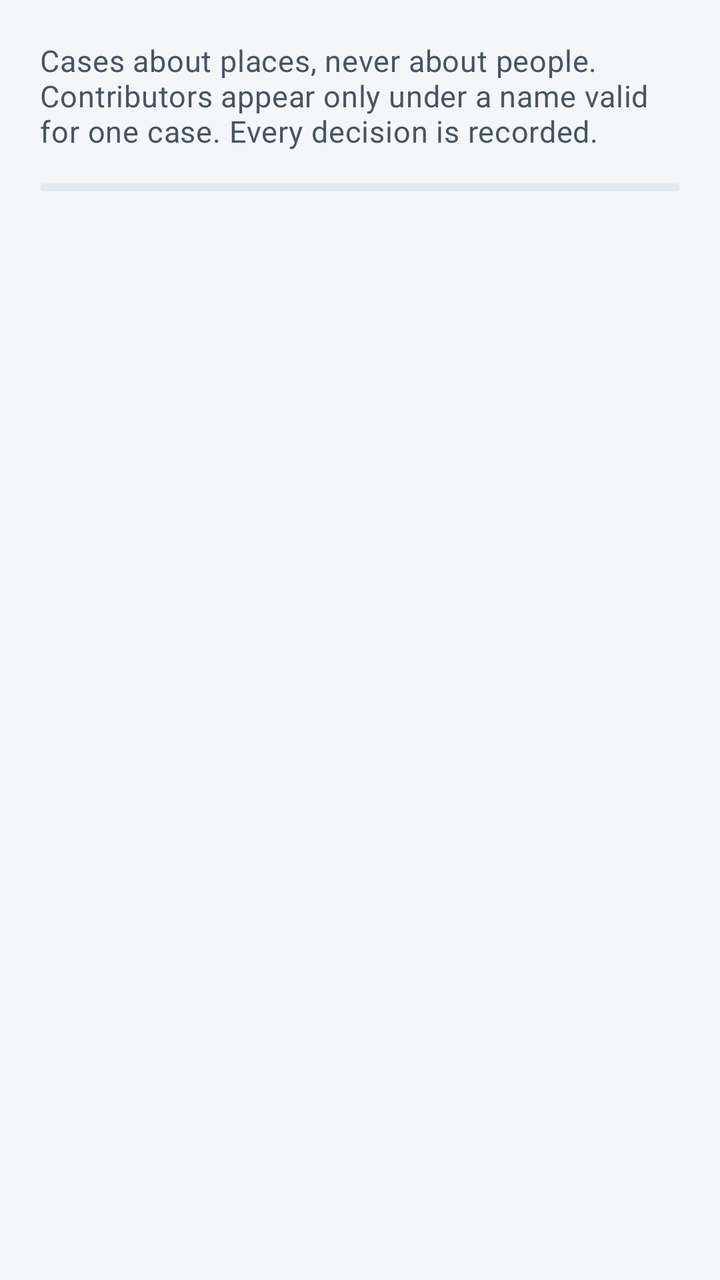
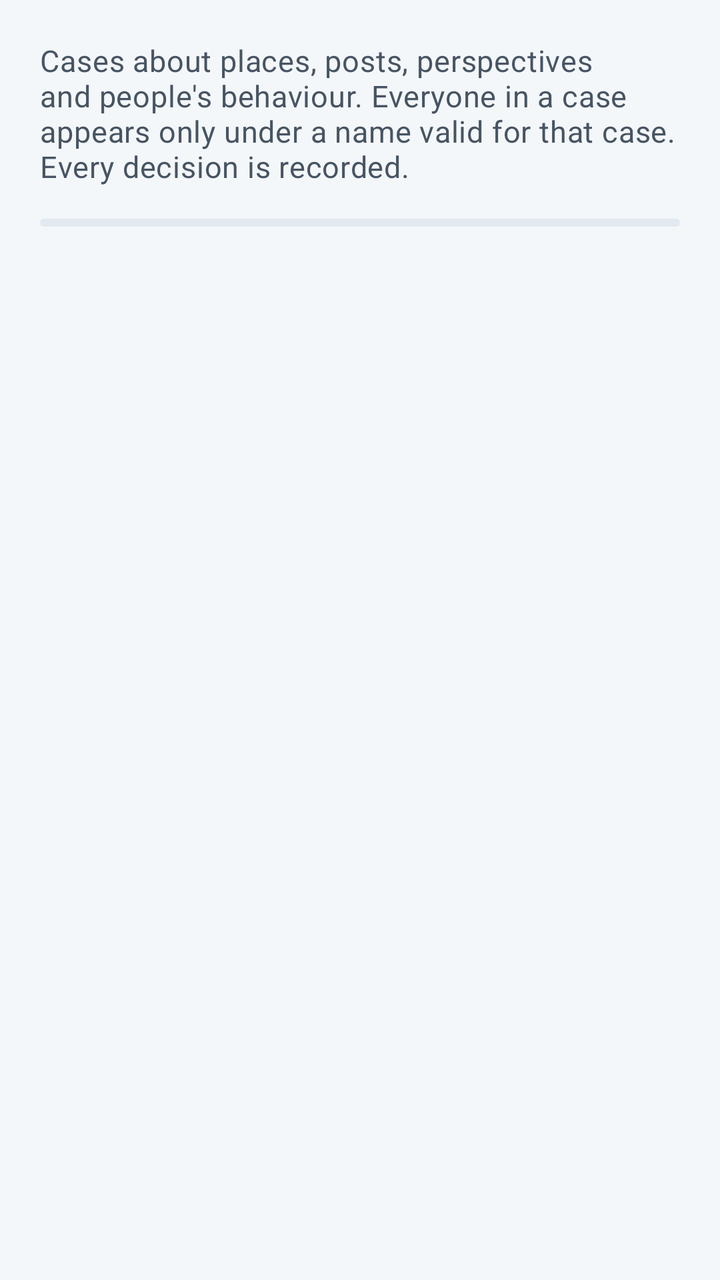

The first picture is an Android layout as it rendered before a commit; the second is the same layout after the commit. The layout source and the unified diff follow.
<!-- AndroidManifest.xml: application theme Theme.SafeSphere -->
<!-- res/layout/fragment_moderation.xml -->
<?xml version="1.0" encoding="utf-8"?>
<androidx.core.widget.NestedScrollView xmlns:android="http://schemas.android.com/apk/res/android"
    xmlns:app="http://schemas.android.com/apk/res-auto"
    android:layout_width="match_parent"
    android:layout_height="match_parent"
    android:fillViewport="true">

    <LinearLayout
        android:layout_width="match_parent"
        android:layout_height="wrap_content"
        android:orientation="vertical"
        android:padding="@dimen/screen_padding">

        <TextView
            android:layout_width="match_parent"
            android:layout_height="wrap_content"
            android:text="@string/moderation_intro"
            android:textAppearance="@style/TextAppearance.SafeSphere.Body" />

        <com.safesphere.app.core.ui.components.NoticeView
            android:id="@+id/statusNotice"
            android:layout_width="match_parent"
            android:layout_height="wrap_content"
            android:layout_marginTop="@dimen/space_md"
            android:accessibilityLiveRegion="polite"
            android:visibility="gone"
            app:noticeType="warning" />

        <com.google.android.material.progressindicator.LinearProgressIndicator
            android:id="@+id/progress"
            android:layout_width="match_parent"
            android:layout_height="wrap_content"
            android:layout_marginTop="@dimen/space_md"
            android:indeterminate="true" />

        <LinearLayout
            android:id="@+id/content"
            android:layout_width="match_parent"
            android:layout_height="wrap_content"
            android:orientation="vertical"
            android:visibility="gone">

            <com.safesphere.app.core.ui.components.SectionHeaderView
                android:layout_width="match_parent"
                android:layout_height="wrap_content"
                android:layout_marginTop="@dimen/space_lg"
                android:layout_marginBottom="@dimen/space_md"
                app:sectionTitle="@string/section_open_cases" />

            <androidx.recyclerview.widget.RecyclerView
                android:id="@+id/caseList"
                android:layout_width="match_parent"
                android:layout_height="wrap_content"
                android:nestedScrollingEnabled="false"
                app:layoutManager="androidx.recyclerview.widget.LinearLayoutManager" />

            <TextView
                android:id="@+id/noCases"
                android:layout_width="match_parent"
                android:layout_height="wrap_content"
                android:text="@string/moderation_no_cases"
                android:textAppearance="@style/TextAppearance.SafeSphere.Body" />

            <com.safesphere.app.core.ui.components.SectionHeaderView
                android:layout_width="match_parent"
                android:layout_height="wrap_content"
                android:layout_marginTop="@dimen/section_spacing"
                android:layout_marginBottom="@dimen/space_md"
                app:sectionTitle="@string/section_open_appeals" />

            <androidx.recyclerview.widget.RecyclerView
                android:id="@+id/appealList"
                android:layout_width="match_parent"
                android:layout_height="wrap_content"
                android:nestedScrollingEnabled="false"
                app:layoutManager="androidx.recyclerview.widget.LinearLayoutManager" />

            <TextView
                android:id="@+id/noAppeals"
                android:layout_width="match_parent"
                android:layout_height="wrap_content"
                android:text="@string/moderation_no_appeals"
                android:textAppearance="@style/TextAppearance.SafeSphere.Body" />
        </LinearLayout>
    </LinearLayout>
</androidx.core.widget.NestedScrollView>
<!-- resources referenced by this layout -->
<resources>
  <dimen name="screen_padding">20dp</dimen>
  <dimen name="section_spacing">28dp</dimen>
  <dimen name="space_lg">24dp</dimen>
  <dimen name="space_md">16dp</dimen>
  <string name="moderation_intro">Cases about places, never about people. Contributors appear only under a name valid for one case. Every decision is recorded.</string>
  <string name="moderation_no_appeals">No open appeals.</string>
  <string name="moderation_no_cases">No open cases.</string>
  <string name="section_open_appeals">Appeals</string>
  <string name="section_open_cases">Open cases</string>
  <style name="TextAppearance.SafeSphere.Body" parent="TextAppearance.Material3.BodyMedium">
          <item name="android:textSize">15sp</item>
          <item name="android:textColor">?attr/colorOnSurfaceVariant</item>
      </style>
  <style name="Theme.SafeSphere" parent="Base.Theme.SafeSphere" />
  <color name="ss_primary">#0E7C86</color>
  <color name="ss_on_primary">#FFFFFF</color>
  <color name="ss_primary_container">#CDEEEC</color>
  <color name="ss_on_primary_container">#00363B</color>
  <color name="ss_secondary">#3A5573</color>
  <color name="ss_on_secondary">#FFFFFF</color>
  <color name="ss_secondary_container">#E3E9F0</color>
  <color name="ss_on_secondary_container">#1B2B3D</color>
  <color name="ss_surface">#F4F7FA</color>
  <color name="ss_on_surface">#0F1D2B</color>
  <color name="ss_surface_variant">#E2E8EE</color>
  <color name="ss_on_surface_variant">#475463</color>
  <color name="ss_outline">#7A8794</color>
  <color name="ss_outline_variant">#D3DBE3</color>
  <color name="ss_surface_container_lowest">#FFFFFF</color>
  <color name="ss_surface_container_low">#FAFBFD</color>
  <color name="ss_surface_container">#EEF2F6</color>
  <color name="ss_surface_container_high">#E8EDF2</color>
  <color name="ss_surface_container_highest">#E1E7ED</color>
  <color name="ss_emergency">#C62828</color>
  <color name="ss_on_emergency">#FFFFFF</color>
  <color name="ss_emergency_container">#FBE3E3</color>
  <color name="ss_on_emergency_container">#5C0F0F</color>
  <color name="ss_safe">#187A4B</color>
  <color name="ss_safe_container">#D9F2E3</color>
  <color name="ss_on_safe_container">#0B3D24</color>
  <color name="ss_caution">#A35F00</color>
  <color name="ss_caution_container">#FFF0D1</color>
  <color name="ss_on_caution_container">#4A2C00</color>
  <color name="hero_background">#0B1B2E</color>
  <color name="hero_on">#F5F9FC</color>
  <color name="hero_on_variant">#B7C6D6</color>
  <color name="hero_accent">#3DD6C6</color>
  <dimen name="button_height">56dp</dimen>
  <style name="TextAppearance.SafeSphere.Button" parent="TextAppearance.Material3.LabelLarge">
          <item name="android:textSize">16sp</item>
          <item name="android:fontFamily">sans-serif-medium</item>
          <item name="android:letterSpacing">0</item>
      </style>
  <dimen name="radius_button">14dp</dimen>
  <dimen name="stroke_hairline">1dp</dimen>
  <dimen name="radius_card">20dp</dimen>
  <style name="TextAppearance.SafeSphere.Nav.Active" parent="TextAppearance.Material3.LabelMedium">
          <item name="android:textSize">12sp</item>
          <item name="android:fontFamily">sans-serif-medium</item>
      </style>
  <style name="TextAppearance.SafeSphere.Nav.Inactive" parent="TextAppearance.Material3.LabelMedium">
          <item name="android:textSize">12sp</item>
      </style>
  <!-- unchanged entries left out for length: 7 -->
</resources>

<!-- the commit's change to res/layout/fragment_moderation.xml (unified diff, before → after) -->
@@ -82,5 +82,56 @@
                 android:text="@string/moderation_no_appeals"
                 android:textAppearance="@style/TextAppearance.SafeSphere.Body" />
         </LinearLayout>
+
+        
+        <LinearLayout
+            android:id="@+id/contentQueue"
+            android:layout_width="match_parent"
+            android:layout_height="wrap_content"
+            android:orientation="vertical"
+            android:visibility="gone">
+
+            <com.safesphere.app.core.ui.components.SectionHeaderView
+                android:layout_width="match_parent"
+                android:layout_height="wrap_content"
+                android:layout_marginTop="@dimen/section_spacing"
+                android:layout_marginBottom="@dimen/space_md"
+                app:sectionTitle="@string/content_cases_title" />
+
+            <androidx.recyclerview.widget.RecyclerView
+                android:id="@+id/contentCaseList"
+                android:layout_width="match_parent"
+                android:layout_height="wrap_content"
+                android:nestedScrollingEnabled="false"
+                app:layoutManager="androidx.recyclerview.widget.LinearLayoutManager" />
+
+            <TextView
+                android:id="@+id/noContentCases"
+                android:layout_width="match_parent"
+                android:layout_height="wrap_content"
+                android:text="@string/content_cases_empty"
+                android:textAppearance="@style/TextAppearance.SafeSphere.Body" />
+
+            <com.safesphere.app.core.ui.components.SectionHeaderView
+                android:layout_width="match_parent"
+                android:layout_height="wrap_content"
+                android:layout_marginTop="@dimen/section_spacing"
+                android:layout_marginBottom="@dimen/space_md"
+                app:sectionTitle="@string/content_appeals_title" />
+
+            <androidx.recyclerview.widget.RecyclerView
+                android:id="@+id/contentAppealList"
+                android:layout_width="match_parent"
+                android:layout_height="wrap_content"
+                android:nestedScrollingEnabled="false"
+                app:layoutManager="androidx.recyclerview.widget.LinearLayoutManager" />
+
+            <TextView
+                android:id="@+id/noContentAppeals"
+                android:layout_width="match_parent"
+                android:layout_height="wrap_content"
+                android:text="@string/content_appeals_empty"
+                android:textAppearance="@style/TextAppearance.SafeSphere.Body" />
+        </LinearLayout>
     </LinearLayout>
 </androidx.core.widget.NestedScrollView>
<!-- resource entries referenced after the edit -->
@@ -4,7 +4,11 @@
   <dimen name="section_spacing">28dp</dimen>
   <dimen name="space_lg">24dp</dimen>
   <dimen name="space_md">16dp</dimen>
-  <string name="moderation_intro">Cases about places, never about people. Contributors appear only under a name valid for one case. Every decision is recorded.</string>
+  <string name="content_appeals_empty">No review requests waiting.</string>
+  <string name="content_appeals_title">Requests to look again at a decision</string>
+  <string name="content_cases_empty">No reports waiting.</string>
+  <string name="content_cases_title">Posts, perspectives and people</string>
+  <string name="moderation_intro">Cases about places, posts, perspectives and people\'s behaviour. Everyone in a case appears only under a name valid for that case. Every decision is recorded.</string>
   <string name="moderation_no_appeals">No open appeals.</string>
   <string name="moderation_no_cases">No open cases.</string>
   <string name="section_open_appeals">Appeals</string>
